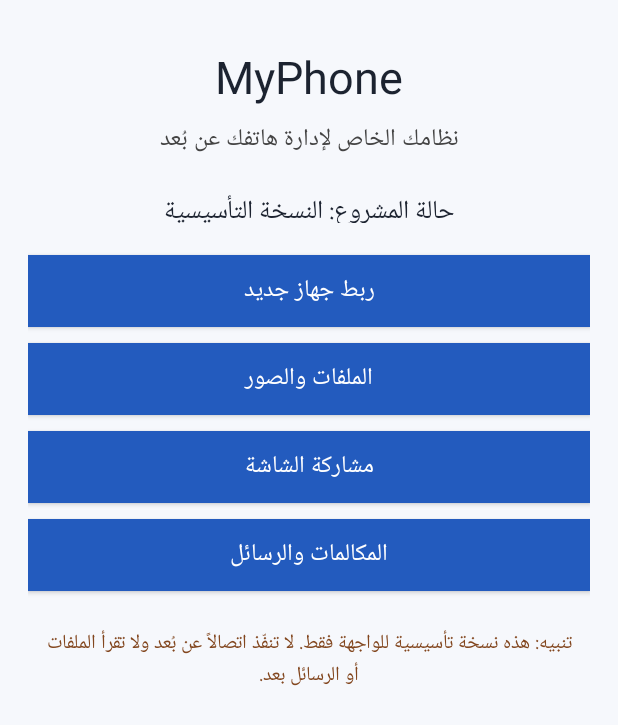
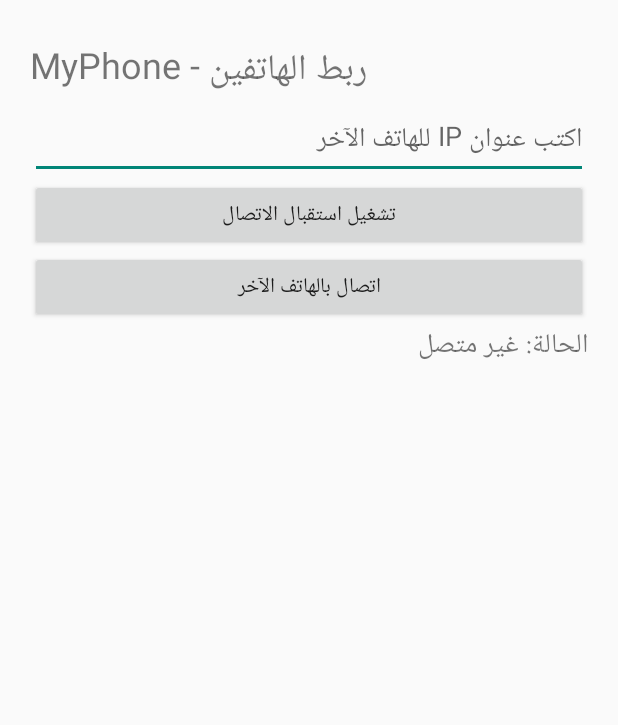
Before and after one commit to mshroylm-maker/MyPhone, an Android app: the screen it shows after launch (MainActivity), on a phone screen of 412 x 824 dp. Shown: the top 725 px of the screen. Run offline under Robolectric (Android 15) with nearby library versions, the phone set to English and light mode, and no system bars.

Commit message:
Update MainActivity.kt

```diff
--- a/app/src/main/java/com/myphone/app/MainActivity.kt
+++ b/app/src/main/java/com/myphone/app/MainActivity.kt
@@ -1,92 +1,104 @@
+
 package com.myphone.app
 
 import android.app.Activity
 import android.os.Bundle
-import android.graphics.Color
-import android.view.Gravity
-import android.view.ViewGroup
-import android.widget.Button
-import android.widget.LinearLayout
-import android.widget.TextView
+import android.widget.*
+import java.net.ServerSocket
+import java.net.Socket
+import kotlin.concurrent.thread
 
 class MainActivity : Activity() {
-    private val blue = Color.rgb(35, 91, 190)
-    private val dark = Color.rgb(28, 35, 48)
+
+    private val port = 8989
+    private var serverSocket: ServerSocket? = null
 
     override fun onCreate(savedInstanceState: Bundle?) {
         super.onCreate(savedInstanceState)
-        window.statusBarColor = dark
-        window.navigationBarColor = dark
 
-        val page = LinearLayout(this).apply {
+        val layout = LinearLayout(this).apply {
             orientation = LinearLayout.VERTICAL
-            gravity = Gravity.TOP or Gravity.CENTER_HORIZONTAL
-            setPadding(28, 42, 28, 28)
-            setBackgroundColor(Color.rgb(246, 248, 252))
-            layoutDirection = LinearLayout.LAYOUT_DIRECTION_RTL
+            setPadding(30, 40, 30, 30)
         }
 
         val title = TextView(this).apply {
-            text = "MyPhone"
-            textSize = 30f
-            setTextColor(dark)
-            gravity = Gravity.CENTER
+            text = "MyPhone - ربط الهاتفين"
+            textSize = 24f
         }
-        page.addView(title, matchWidth(70))
 
-        val subtitle = TextView(this).apply {
-            text = "نظامك الخاص لإدارة هاتفك عن بُعد"
-            textSize = 16f
-            setTextColor(Color.DKGRAY)
-            gravity = Gravity.CENTER
+        val ipInput = EditText(this).apply {
+            hint = "اكتب عنوان IP للهاتف الآخر"
+            inputType =  textInputType()
         }
-        page.addView(subtitle, matchWidth(55))
 
         val status = TextView(this).apply {
-            text = "حالة المشروع: النسخة التأسيسية"
-            textSize = 17f
-            setTextColor(dark)
-            gravity = Gravity.CENTER
-            setPadding(12, 24, 12, 24)
+            text = "الحالة: غير متصل"
+            textSize = 18f
         }
-        page.addView(status, matchWidth(80))
 
-        addAction(page, "ربط جهاز جديد", "سيتم تفعيل الاقتران الآمن في المرحلة التالية.")
-        addAction(page, "الملفات والصور", "سيتم إضافة الوصول المصرّح به للملفات لاحقاً.")
-        addAction(page, "مشاركة الشاشة", "تتطلب موافقة Android عند بدء مشاركة الشاشة.")
-        addAction(page, "المكالمات والرسائل", "ستضاف الوظائف المتاحة وفق صلاحيات Android.")
+        val connect = Button(this).apply {
+            text = "اتصال بالهاتف الآخر"
+            setOnClickListener {
+                val ip = ipInput.text.toString().trim()
+                if (ip.isEmpty()) {
+                    status.text = "اكتب عنوان IP أولاً"
+                } else {
+                    thread {
+                        try {
+                            Socket(ip, port).use {
+                                runOnUiThread {
+                                    status.text = "تم الاتصال بنجاح"
+                                }
+                            }
+                        } catch (e: Exception) {
+                            runOnUiThread {
+                                status.text = "فشل الاتصال: ${e.message}"
+                            }
+                        }
+                    }
+                }
+            }
+        }
 
-        val note = TextView(this).apply {
-            text = "تنبيه: هذه نسخة تأسيسية للواجهة فقط. لا تنفّذ اتصالاً عن بُعد ولا تقرأ الملفات أو الرسائل بعد."
-            textSize = 13f
-            setTextColor(Color.rgb(130, 70, 30))
-            gravity = Gravity.CENTER
-            setPadding(12, 24, 12, 12)
+        val start = Button(this).apply {
+            text = "تشغيل استقبال الاتصال"
+            setOnClickListener {
+                thread {
+                    try {
+                        serverSocket = ServerSocket(port)
+                        runOnUiThread {
+                            status.text = "الهاتف جاهز لاستقبال الاتصال"
+                        }
+                        while (!serverSocket!!.isClosed) {
+                            serverSocket!!.accept().use {
+                                runOnUiThread {
+                                    status.text = "تم اتصال الهاتف الآخر"
+                                }
+                            }
+                        }
+                    } catch (e: Exception) {
+                        runOnUiThread {
+                            status.text = "توقف الاستقبال: ${e.message}"
+                        }
+                    }
+                }
+            }
         }
-        page.addView(note, matchWidth(110))
 
-        setContentView(page)
+        layout.addView(title)
+        layout.addView(ipInput)
+        layout.addView(start)
+        layout.addView(connect)
+        layout.addView(status)
+
+        setContentView(layout)
     }
 
-    private fun addAction(parent: LinearLayout, label: String, message: String) {
-        val button = Button(this).apply {
-            text = label
-            textSize = 16f
-            isAllCaps = false
-            setTextColor(Color.WHITE)
-            setBackgroundColor(blue)
-            setOnClickListener {
-                android.widget.Toast.makeText(this@MainActivity, message, android.widget.Toast.LENGTH_LONG).show()
-            }
-        }
-        val params = LinearLayout.LayoutParams(
-            ViewGroup.LayoutParams.MATCH_PARENT,
-            ViewGroup.LayoutParams.WRAP_CONTENT
-        )
-        params.setMargins(0, 8, 0, 8)
-        parent.addView(button, params)
+    private fun textInputType(): Int =
+        android.text.InputType.TYPE_CLASS_TEXT
+
+    override fun onDestroy() {
+        serverSocket?.close()
+        super.onDestroy()
     }
-
-    private fun matchWidth(height: Int): LinearLayout.LayoutParams =
-        LinearLayout.LayoutParams(ViewGroup.LayoutParams.MATCH_PARENT, height)
 }
```
